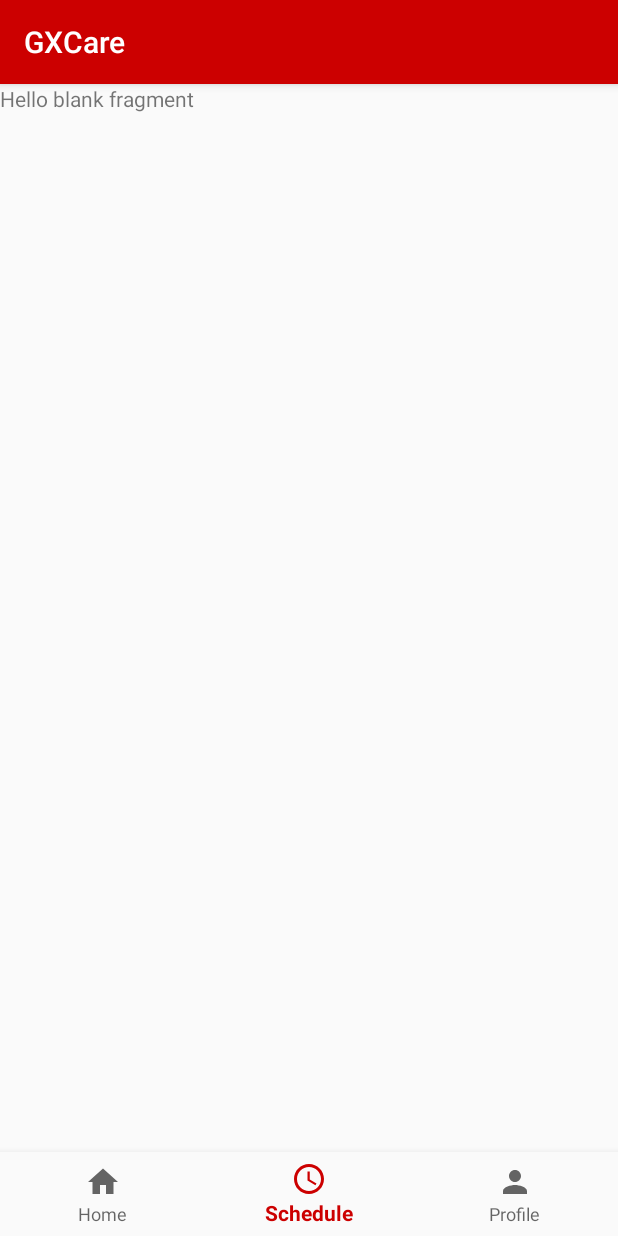
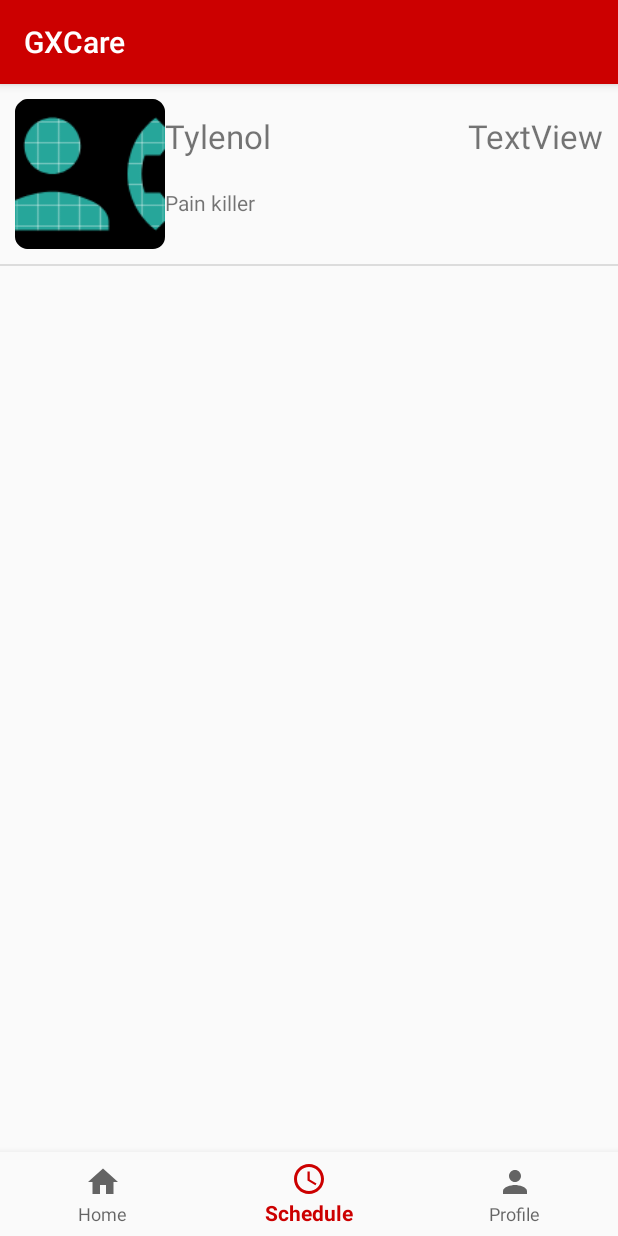
Before and after one commit to karim2506/ConUHacks2018, an Android app: the screen it shows after launch (MainActivity), item 2 of the bottom bar chosen, on a phone screen of 412 x 824 dp. Run offline under Robolectric (Android 15) with nearby library versions, the phone set to English and light mode, and no system bars.

Commit message:
Implemented custom list type for schedule

```diff
--- /dev/null
+++ b/app/src/main/java/com/segang/gxcare/gxcare/CustomAdapter.java
@@ -0,0 +1,61 @@
+package com.segang.gxcare.gxcare;
+
+import android.content.Context;
+import android.view.LayoutInflater;
+import android.view.View;
+import android.view.ViewGroup;
+import android.widget.BaseAdapter;
+import android.widget.ImageView;
+import android.widget.TextView;
+
+/**
+ * Created by Karim on 1/28/2018.
+ */
+
+public class CustomAdapter extends BaseAdapter {
+
+    private Context context;
+    private static LayoutInflater inflater = null;
+
+    public CustomAdapter(Context context) {
+        this.context = context;
+        inflater = (LayoutInflater) context.getSystemService( Context.LAYOUT_INFLATER_SERVICE );
+    }
+
+    @Override
+    public int getCount() {
+        return Schedule.IMAGES.length;
+    }
+
+    @Override
+    public Object getItem(int i) {
+        return null;
+    }
+
+    @Override
+    public long getItemId(int i) {
+        return 0;
+    }
+
+    @Override
+    public View getView(int i, View v, ViewGroup viewGroup) {
+
+        View view = v;
+        if (view == null)
+            view = inflater.inflate(R.layout.schedule_item, null);
+
+        ImageView imageView = view.findViewById(R.id.imageView);
+        TextView drug = view.findViewById(R.id.drug);
+        TextView time = view.findViewById(R.id.time);
+        TextView description = view.findViewById(R.id.description);
+
+        imageView.setImageResource(Schedule.IMAGES[i]);
+        drug.setText(Schedule.NAMES[i]);
+        description.setText(Schedule.DESCRIPTIONS[i]);
+
+        return view;
+
+    }
+
+
+}
--- a/app/src/main/java/com/segang/gxcare/gxcare/Schedule.java
+++ b/app/src/main/java/com/segang/gxcare/gxcare/Schedule.java
@@ -6,6 +6,7 @@ import android.support.v4.app.Fragment;
 import android.view.LayoutInflater;
 import android.view.View;
 import android.view.ViewGroup;
+import android.widget.ListView;
 
 
 /**
@@ -13,6 +14,11 @@ import android.view.ViewGroup;
  */
 public class Schedule extends Fragment {
 
+    public static int [] IMAGES = {R.mipmap.ic_launcher};
+
+    public static String [] NAMES = {"Tylenol"};
+
+    public static String [] DESCRIPTIONS = {"Pain killer"};
 
     public Schedule() {
         // Required empty public constructor
@@ -26,8 +32,17 @@ public class Schedule extends Fragment {
     @Override
     public View onCreateView(LayoutInflater inflater, ViewGroup container,
                              Bundle savedInstanceState) {
+
+        View view = inflater.inflate(R.layout.fragment_schedule, container, false);
+
+        ListView listView = view.findViewById(R.id.schedule_list);
+
+        CustomAdapter customAdapter = new CustomAdapter(getContext());
+
+        listView.setAdapter(customAdapter);
+
         // Inflate the layout for this fragment
-        return inflater.inflate(R.layout.fragment_schedule, container, false);
+        return view;
     }
 
 }
--- a/app/src/main/res/layout/fragment_schedule.xml
+++ b/app/src/main/res/layout/fragment_schedule.xml
@@ -1,13 +1,13 @@
 <FrameLayout xmlns:android="http://schemas.android.com/apk/res/android"
+    xmlns:app="http://schemas.android.com/apk/res-auto"
     xmlns:tools="http://schemas.android.com/tools"
     android:layout_width="match_parent"
     android:layout_height="match_parent"
     tools:context="com.segang.gxcare.gxcare.Schedule">
 
-    <!-- TODO: Update blank fragment layout -->
-    <TextView
+
+    <ListView
+        android:id="@+id/schedule_list"
         android:layout_width="match_parent"
-        android:layout_height="match_parent"
-        android:text="@string/hello_blank_fragment" />
-
+        android:layout_height="match_parent" />
 </FrameLayout>
--- /dev/null
+++ b/app/src/main/res/layout/schedule_item.xml
@@ -0,0 +1,60 @@
+<?xml version="1.0" encoding="utf-8"?>
+<android.support.constraint.ConstraintLayout
+    xmlns:android="http://schemas.android.com/apk/res/android" android:layout_width="match_parent"
+    android:layout_height="match_parent">
+
+    <LinearLayout
+        android:layout_width="match_parent"
+        android:layout_height="match_parent"
+        android:orientation="horizontal"
+        android:padding="10dp">
+
+        <ImageView
+            android:id="@+id/imageView"
+            android:layout_width="100dp"
+            android:layout_height="100dp"
+            android:src="@drawable/ic_home_black_24dp" />
+
+        <LinearLayout
+            android:layout_width="match_parent"
+            android:layout_height="match_parent"
+            android:layout_weight="1"
+            android:orientation="vertical">
+
+            <LinearLayout
+                android:layout_width="match_parent"
+                android:layout_height="wrap_content"
+                android:orientation="horizontal"
+                android:layout_marginTop="10dp">
+
+                <TextView
+                    android:id="@+id/drug"
+                    android:layout_width="match_parent"
+                    android:layout_height="wrap_content"
+                    android:layout_weight="1"
+                    android:text="TextView"
+                    android:textSize="10pt"/>
+
+                <TextView
+                    android:id="@+id/time"
+                    android:layout_width="match_parent"
+                    android:layout_height="wrap_content"
+                    android:layout_weight="1"
+                    android:text="TextView"
+                    android:textAlignment="textEnd"
+                    android:layout_gravity="end"
+                    android:textSize="10pt"/>
+
+            </LinearLayout>
+
+            <TextView
+                android:id="@+id/description"
+                android:layout_width="match_parent"
+                android:layout_height="wrap_content"
+                android:layout_weight="1"
+                android:text="TextView"
+                android:layout_marginTop="20dp"/>
+
+        </LinearLayout>
+    </LinearLayout>
+</android.support.constraint.ConstraintLayout>
```
